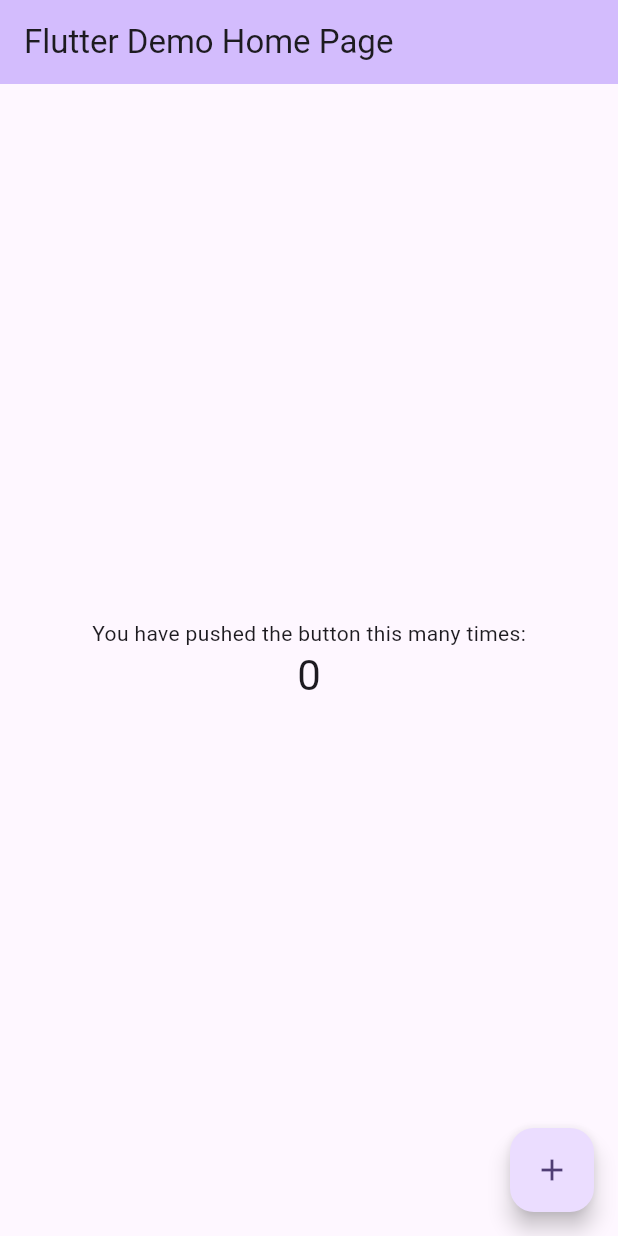
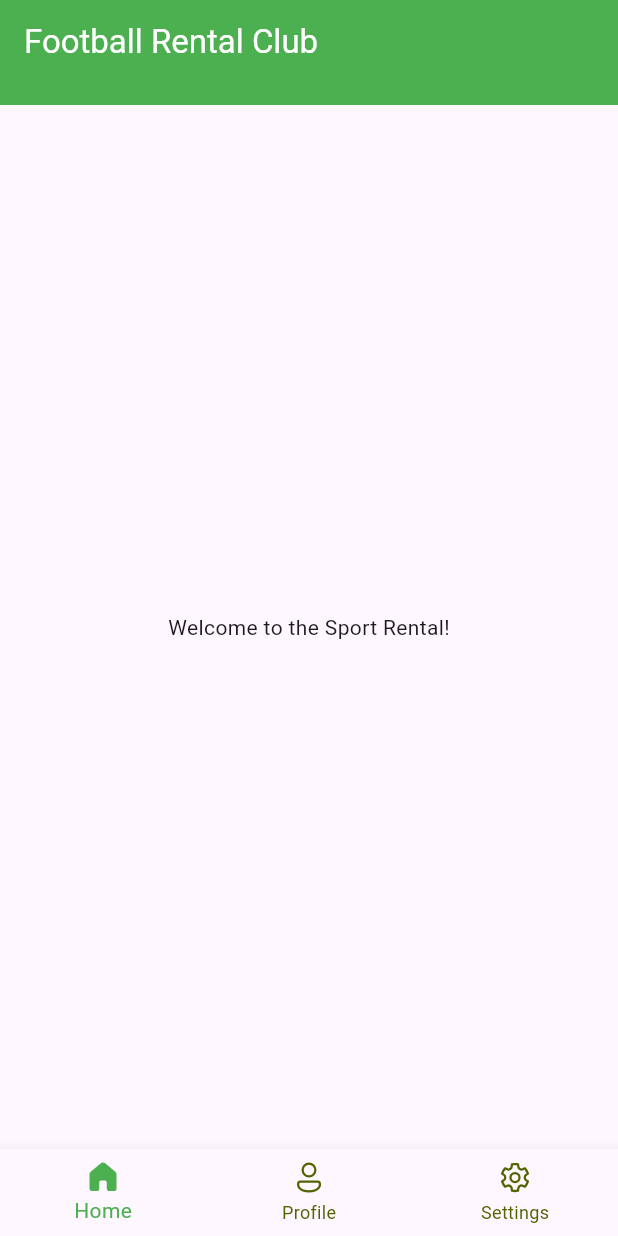
Before and after one commit to A3rii/mobile_project, a Flutter app: the screen it shows after launch, on a phone screen of 412 x 824 dp. Run offline on Flutter 3.47's test engine with Material 3 defaults, Android fonts, the light colour scheme and no system bars; our stand-ins replace device_preview, fluentui_system_icons.

Commit message:
adding app_bar/bottom_navbar

```diff
--- /dev/null
+++ b/lib/base/app_bar.dart
@@ -0,0 +1,18 @@
+import 'package:flutter/material.dart';
+
+class CustomAppBar extends StatelessWidget implements PreferredSizeWidget {
+  const CustomAppBar({super.key});
+
+  @override
+  Size get preferredSize => const Size.fromHeight(70);
+
+  @override
+  Widget build(BuildContext context) {
+    return AppBar(
+        title: const Text(
+          "Football Rental Club",
+          style: TextStyle(color: Colors.white),
+        ),
+        backgroundColor: Colors.green);
+  }
+}
--- /dev/null
+++ b/lib/base/bottom_navigation.dart
@@ -0,0 +1,63 @@
+import 'package:fluentui_system_icons/fluentui_system_icons.dart';
+import 'package:flutter/material.dart';
+
+class BottomNavigation extends StatefulWidget {
+  const BottomNavigation({super.key});
+
+  @override
+  _BottomNavigationState createState() => _BottomNavigationState();
+}
+
+class _BottomNavigationState extends State<BottomNavigation> {
+  int _selectedIndex = 0;
+
+  void _onTapNavigation(int index) {
+    setState(() {
+      _selectedIndex = index;
+    });
+
+    // Navigate based on the selected index
+    switch (index) {
+      case 0:
+        Navigator.pushReplacementNamed(context, '/home');
+        break;
+      case 1:
+        Navigator.pushReplacementNamed(context, '/profile');
+        break;
+
+      default:
+        Navigator.pushReplacementNamed(context, '/home');
+        break;
+    }
+  }
+
+  @override
+  Widget build(BuildContext context) {
+    return BottomNavigationBar(
+      currentIndex: _selectedIndex,
+      selectedItemColor: Colors.green, // Highlight selected item color
+      unselectedItemColor:
+          const Color(0xFF526400), // Color for unselected items
+      selectedFontSize: 14,
+      unselectedFontSize: 12,
+      items: const [
+        BottomNavigationBarItem(
+          icon: Icon(FluentIcons.home_24_regular),
+          activeIcon: Icon(FluentIcons.home_24_filled),
+          label: 'Home',
+        ),
+        BottomNavigationBarItem(
+          icon: Icon(FluentIcons.person_24_regular),
+          activeIcon: Icon(FluentIcons.person_24_filled),
+          label: 'Profile',
+        ),
+        BottomNavigationBarItem(
+          icon: Icon(FluentIcons.settings_24_regular),
+          activeIcon: Icon(FluentIcons.settings_24_filled),
+          label: 'Settings',
+        ),
+      ],
+      onTap: _onTapNavigation,
+    );
+  }
+}
--- a/lib/main.dart
+++ b/lib/main.dart
@@ -1,5 +1,7 @@
+import 'package:device_preview/device_preview.dart';
 import 'package:flutter/material.dart';
-import 'package:device_preview/device_preview.dart';
+import 'package:mobile_project/pages/home.dart';
+import 'package:mobile_project/pages/profile.dart';
 
 void main() {
   runApp(
@@ -20,114 +22,11 @@ class MyApp extends StatelessWidget {
       title: 'Flutter Demo',
       locale: DevicePreview.locale(context),
       builder: DevicePreview.appBuilder,
-      theme: ThemeData(
-        // This is the theme of your application.
-        //
-        // TRY THIS: Try running your application with "flutter run". You'll see
-        // the application has a purple toolbar. Then, without quitting the app,
-        // try changing the seedColor in the colorScheme below to Colors.green
-        // and then invoke "hot reload" (save your changes or press the "hot
-        // reload" button in a Flutter-supported IDE, or press "r" if you used
-        // the command line to start the app).
-        //
-        // Notice that the counter didn't reset back to zero; the application
-        // state is not lost during the reload. To reset the state, use hot
-        // restart instead.
-        //
-        // This works for code too, not just values: Most code changes can be
-        // tested with just a hot reload.
-        colorScheme: ColorScheme.fromSeed(seedColor: Colors.deepPurple),
-        useMaterial3: true,
-      ),
-      home: const MyHomePage(title: 'Flutter Demo Home Page'),
+      initialRoute: '/home',
+      routes: {
+        '/home': (context) => const HomePage(),
+        '/profile': (context) => const ProfilePage(),
+      },
     );
   }
 }
-
-class MyHomePage extends StatefulWidget {
-  const MyHomePage({super.key, required this.title});
-
-  // This widget is the home page of your application. It is stateful, meaning
-  // that it has a State object (defined below) that contains fields that affect
-  // how it looks.
-
-  // This class is the configuration for the state. It holds the values (in this
-  // case the title) provided by the parent (in this case the App widget) and
-  // used by the build method of the State. Fields in a Widget subclass are
-  // always marked "final".
-
-  final String title;
-
-  @override
-  State<MyHomePage> createState() => _MyHomePageState();
-}
-
-class _MyHomePageState extends State<MyHomePage> {
-  int _counter = 0;
-
-  void _incrementCounter() {
-    setState(() {
-      // This call to setState tells the Flutter framework that something has
-      // changed in this State, which causes it to rerun the build method below
-      // so that the display can reflect the updated values. If we changed
-      // _counter without calling setState(), then the build method would not be
-      // called again, and so nothing would appear to happen.
-      _counter++;
-    });
-  }
-
-  @override
-  Widget build(BuildContext context) {
-    // This method is rerun every time setState is called, for instance as done
-    // by the _incrementCounter method above.
-    //
-    // The Flutter framework has been optimized to make rerunning build methods
-    // fast, so that you can just rebuild anything that needs updating rather
-    // than having to individually change instances of widgets.
-    return Scaffold(
-      appBar: AppBar(
-        // TRY THIS: Try changing the color here to a specific color (to
-        // Colors.amber, perhaps?) and trigger a hot reload to see the AppBar
-        // change color while the other colors stay the same.
-        backgroundColor: Theme.of(context).colorScheme.inversePrimary,
-        // Here we take the value from the MyHomePage object that was created by
-        // the App.build method, and use it to set our appbar title.
-        title: Text(widget.title),
-      ),
-      body: Center(
-        // Center is a layout widget. It takes a single child and positions it
-        // in the middle of the parent.
-        child: Column(
-          // Column is also a layout widget. It takes a list of children and
-          // arranges them vertically. By default, it sizes itself to fit its
-          // children horizontally, and tries to be as tall as its parent.
-          //
-          // Column has various properties to control how it sizes itself and
-          // how it positions its children. Here we use mainAxisAlignment to
-          // center the children vertically; the main axis here is the vertical
-          // axis because Columns are vertical (the cross axis would be
-          // horizontal).
-          //
-          // TRY THIS: Invoke "debug painting" (choose the "Toggle Debug Paint"
-          // action in the IDE, or press "p" in the console), to see the
-          // wireframe for each widget.
-          mainAxisAlignment: MainAxisAlignment.center,
-          children: <Widget>[
-            const Text(
-              'You have pushed the button this many times:',
-            ),
-            Text(
-              '$_counter',
-              style: Theme.of(context).textTheme.headlineMedium,
-            ),
-          ],
-        ),
-      ),
-      floatingActionButton: FloatingActionButton(
-        onPressed: _incrementCounter,
-        tooltip: 'Increment',
-        child: const Icon(Icons.add),
-      ), // This trailing comma makes auto-formatting nicer for build methods.
-    );
-  }
-}
--- /dev/null
+++ b/lib/pages/home.dart
@@ -0,0 +1,15 @@
+import 'package:flutter/material.dart';
+import 'package:mobile_project/widgets/base_layout.dart';
+
+class HomePage extends StatelessWidget {
+  const HomePage({super.key});
+
+  @override
+  Widget build(BuildContext context) {
+    return const BaseLayout(
+      child: Center(
+        child: Text('Welcome to the Sport Rental!'),
+      ),
+    );
+  }
+}
--- /dev/null
+++ b/lib/pages/profile.dart
@@ -0,0 +1,15 @@
+import 'package:flutter/material.dart';
+import 'package:mobile_project/widgets/base_layout.dart';
+
+class ProfilePage extends StatelessWidget {
+  const ProfilePage({super.key});
+
+  @override
+  Widget build(BuildContext context) {
+    return const BaseLayout(
+      child: Center(
+        child: (Text("Welcome to profile")),
+      ),
+    );
+  }
+}
--- /dev/null
+++ b/lib/widgets/base_layout.dart
@@ -0,0 +1,18 @@
+import 'package:flutter/material.dart';
+import 'package:mobile_project/base/bottom_navigation.dart';
+import 'package:mobile_project/base/app_bar.dart';
+
+class BaseLayout extends StatelessWidget {
+  final Widget child;
+
+  const BaseLayout({super.key, required this.child});
+
+  @override
+  Widget build(BuildContext context) {
+    return Scaffold(
+      appBar: const CustomAppBar(),
+      body: child,
+      bottomNavigationBar: const BottomNavigation(),
+    );
+  }
+}
--- a/pubspec.yaml
+++ b/pubspec.yaml
@@ -35,6 +35,8 @@ dependencies:
   # Use with the CupertinoIcons class for iOS style icons.
   cupertino_icons: ^1.0.8
   device_preview: ^1.2.0
+  fluentui_system_icons: ^1.1.0
+  fluentui_icons: ^1.0.0
 
 dev_dependencies:
   flutter_test:
```
Also changed, not shown: pubspec.lock, 1 other file.
